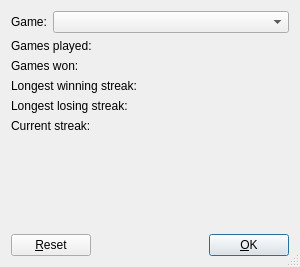
Before: the Qt Designer form gamestats.ui in KDE/kpat, drawn with Qt 5.
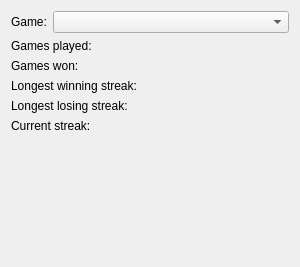
After: the same form once the commit is applied. Custom widgets are drawn as their Qt base class.

Commit message: - Upgraded the Statistic dialog from a QDialog to a KDialog. Hurray for prettier buttons! - Fixed the reset logic that I broke in the previous commit. - Combobox is sorted alphabetically, instead of by game index.

```diff
--- a/gamestats.ui
+++ b/gamestats.ui
@@ -1,6 +1,6 @@
 <ui version="4.0" >
  <class>GameStats</class>
- <widget class="QDialog" name="GameStats" >
+ <widget class="QWidget" name="GameStats" >
   <property name="geometry" >
    <rect>
     <x>0</x>
@@ -12,21 +12,9 @@
   <property name="windowTitle" >
    <string>Statistics</string>
   </property>
-  <property name="sizeGripEnabled" >
-   <bool>true</bool>
-  </property>
-  <layout class="QVBoxLayout" >
-   <property name="margin" >
-    <number>11</number>
-   </property>
-   <property name="spacing" >
-    <number>6</number>
-   </property>
+  <layout class="QVBoxLayout" name="verticalLayout" >
    <item>
-    <layout class="QHBoxLayout" >
-     <property name="margin" >
-      <number>0</number>
-     </property>
+    <layout class="QHBoxLayout" name="_11" >
      <property name="spacing" >
       <number>6</number>
      </property>
@@ -60,15 +48,12 @@
     </layout>
    </item>
    <item>
-    <layout class="QHBoxLayout" >
-     <property name="margin" >
-      <number>0</number>
-     </property>
+    <layout class="QHBoxLayout" name="_9" >
      <property name="spacing" >
       <number>6</number>
      </property>
      <item>
-      <layout class="QGridLayout" >
+      <layout class="QGridLayout" name="_10" >
        <property name="margin" >
         <number>0</number>
        </property>
@@ -159,74 +144,30 @@
     </layout>
    </item>
    <item>
-    <spacer>
+    <spacer name="spacer" >
      <property name="orientation" >
       <enum>Qt::Vertical</enum>
      </property>
      <property name="sizeType" >
       <enum>QSizePolicy::Expanding</enum>
      </property>
-     <property name="sizeHint" >
+     <property name="sizeHint" stdset="0" >
       <size>
-       <width>20</width>
-       <height>71</height>
+       <width>275</width>
+       <height>94</height>
       </size>
      </property>
     </spacer>
    </item>
-   <item>
-    <layout class="QHBoxLayout" >
-     <property name="margin" >
-      <number>0</number>
-     </property>
-     <property name="spacing" >
-      <number>6</number>
-     </property>
-     <item>
-      <widget class="QPushButton" name="buttonReset" >
-       <property name="text" >
-        <string>&amp;Reset</string>
-       </property>
-      </widget>
-     </item>
-     <item>
-      <spacer>
-       <property name="orientation" >
-        <enum>Qt::Horizontal</enum>
-       </property>
-       <property name="sizeType" >
-        <enum>QSizePolicy::Expanding</enum>
-       </property>
-       <property name="sizeHint" >
-        <size>
-         <width>20</width>
-         <height>20</height>
-        </size>
-       </property>
-      </spacer>
-     </item>
-     <item>
-      <widget class="QPushButton" name="buttonOk" >
-       <property name="text" >
-        <string>&amp;OK</string>
-       </property>
-       <property name="shortcut" >
-        <string/>
-       </property>
-       <property name="autoDefault" >
-        <bool>true</bool>
-       </property>
-       <property name="default" >
-        <bool>true</bool>
-       </property>
-      </widget>
-     </item>
-    </layout>
-   </item>
   </layout>
  </widget>
- <layoutdefault spacing="6" margin="11" />
- <pixmapfunction>qPixmapFromMimeSource</pixmapfunction>
+ <customwidgets>
+  <customwidget>
+   <class>KComboBox</class>
+   <extends>QComboBox</extends>
+   <header>kcombobox.h</header>
+  </customwidget>
+ </customwidgets>
  <resources/>
  <connections/>
 </ui>
```
Left out of the diff: 16 changed lines with no effect on the pictures. The commit also changes 2 other files.
